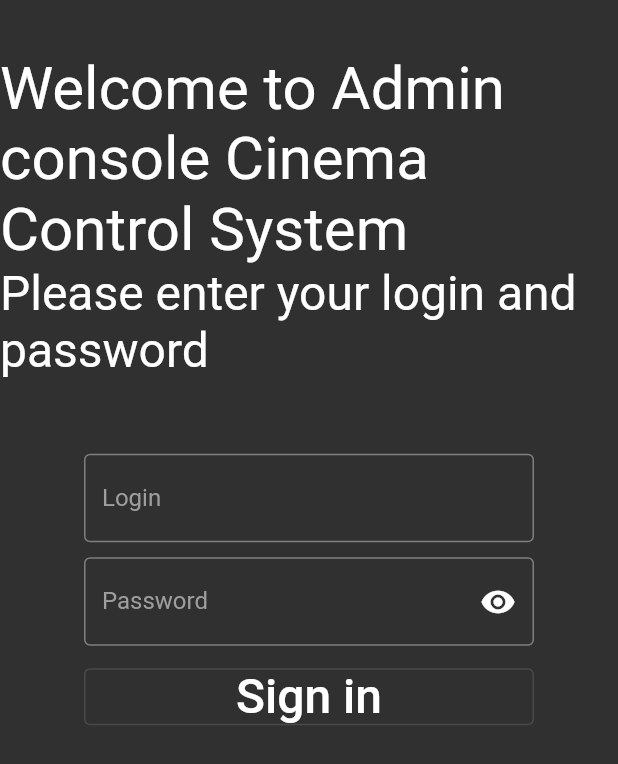
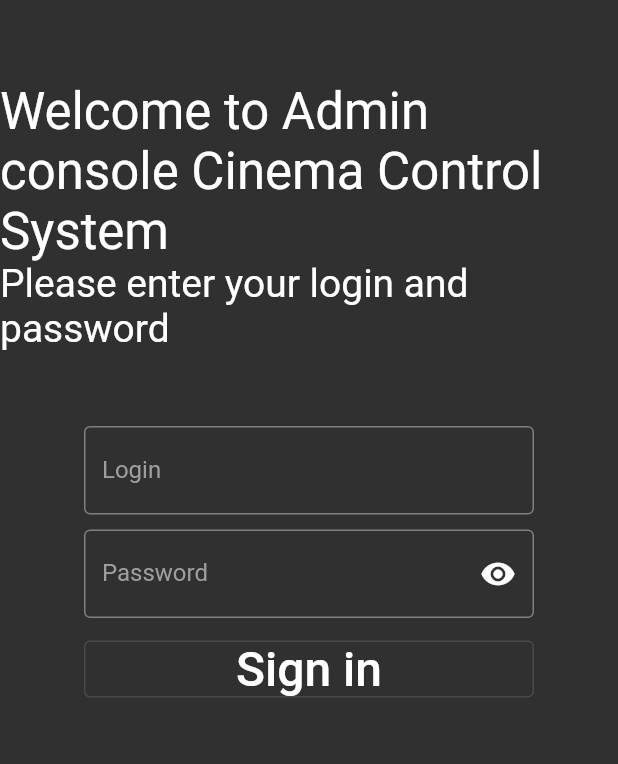
Before and after one commit to EgorShiryaev/CCS_admin_website, a Flutter app: the screen it shows after launch, on a phone screen of 412 x 824 dp. Shown: the top 764 px of the screen. Run offline on Flutter 3.47's test engine with Material 2 defaults, Android fonts, the phone set to English and light mode, and no system bars; our stand-ins replace firebase_core; accounts and stored records are empty.

Commit message:
add sign state

```diff
--- a/lib/admin_website.dart
+++ b/lib/admin_website.dart
@@ -1,11 +1,6 @@
-// ignore_for_file: prefer_const_constructors
-
-import 'dart:developer';
-
-import 'package:cloud_firestore/cloud_firestore.dart';
+import 'package:admin_website/pages/sign_in_page.dart';
 import 'package:flutter/material.dart';
 
-// ignore: must_be_immutable
 class AdminWebsite extends StatefulWidget {
   const AdminWebsite({Key? key}) : super(key: key);
 
@@ -14,133 +9,21 @@ class AdminWebsite extends StatefulWidget {
 }
 
 class _AdminWebsiteState extends State<AdminWebsite> {
-  TextEditingController loginController = TextEditingController();
-  TextEditingController passController = TextEditingController();
-
-  bool passwordIsUnvisible = true;
-  bool isLoading = false;
-
-  changePasswordIsUnvisible() {
-    setState(() {
-      passwordIsUnvisible = !passwordIsUnvisible;
-    });
-  }
-
   @override
   Widget build(BuildContext context) {
     return MaterialApp(
       title: 'Admin website',
       theme: ThemeData.dark(),
-      home: Scaffold(
-        body: Stack(
-          children: [
-            Center(
-              child: Column(
-                mainAxisAlignment: MainAxisAlignment.center,
-                children: [
-                  Text('Welcome to Admin console Cinema Control System', style: Styles.header),
-                  Text('Please enter your login and password', style: Styles.header2),
-                  SizedBox(height: 50),
-                  SizedBox(
-                    width: 300,
-                    child: Column(
-                      children: [
-                        TextField(
-                          controller: loginController,
-                          cursorColor: Styles.inputFocusColor,
-                          decoration: Styles.loginInputDecoration,
-                        ),
-                        SizedBox(height: 10),
-                        TextField(
-                          controller: passController,
-                          obscureText: passwordIsUnvisible,
-                          cursorColor: Styles.inputFocusColor,
-                          decoration: Styles.createPasswordInputDecoration(
-                            unvisibility: passwordIsUnvisible,
-                            tapIconFunction: changePasswordIsUnvisible,
-                          ),
-                        ),
-                        SizedBox(height: 10),
-                        OutlinedButton(
-                          onPressed: _signIn,
-                          child: SizedBox(
-                            width: 300,
-                            child: Center(
-                              child: Text(
-                                'Sign in',
-                                style: Styles.header2,
-                              ),
-                            ),
-                          ),
-                        )
-                      ],
-                    ),
-                  ),
-                  SizedBox(height: 300)
-                ],
-              ),
-            ),
-            isLoading
-                ? Center(
-                    child: Container(
-                      width: 1000,
-                      height: 1000,
-                      color: Color.fromRGBO(255, 255, 255, 0),
-                      child: Center(
-                        child: CircularProgressIndicator(),
-                      ),
-                    ),
-                  )
-                : SizedBox()
-          ],
-        ),
-      ),
-    );
-  }
-
-  _signIn() {
-    log('Login: ${loginController.text}');
-    log('Password: ${passController.text}');
-    CollectionReference users = FirebaseFirestore.instance.collection('users');
-    setState(() {
-      isLoading = true;
-    });
-  }
-}
-
-class Styles {
-  static const header = TextStyle(fontSize: 40, color: Colors.white);
-  static const header2 = TextStyle(fontSize: 32, color: Colors.white);
-
-  static const inputFocusColor = Colors.white;
-  static const inputColor = Colors.grey;
-
-  static const loginInputDecoration = InputDecoration(
-    labelText: 'Login',
-    // Unfocused
-    labelStyle: TextStyle(color: inputColor),
-    border: OutlineInputBorder(borderSide: BorderSide(color: inputColor)),
-    // Focused
-    floatingLabelStyle: TextStyle(color: inputFocusColor),
-    focusedBorder: OutlineInputBorder(borderSide: BorderSide(color: Colors.white)),
-  );
-
-  static createPasswordInputDecoration({required unvisibility, required tapIconFunction}) {
-    return InputDecoration(
-      labelText: 'Password',
-      // Unfocused
-      labelStyle: TextStyle(color: inputColor),
-      border: OutlineInputBorder(borderSide: BorderSide(color: inputColor)),
-      // Focused
-      floatingLabelStyle: TextStyle(color: inputFocusColor),
-      focusedBorder: OutlineInputBorder(borderSide: BorderSide(color: Colors.white)),
-      suffixIcon: IconButton(
-        icon: Icon(
-          unvisibility ? Icons.visibility : Icons.visibility_off,
-          color: inputFocusColor,
-        ),
-        onPressed: tapIconFunction,
-      ),
+      debugShowCheckedModeBanner: false,
+      initialRoute: '/SignIn',
+      onGenerateRoute: (settings) {
+        switch (settings.name) {
+          case '/SignIn':
+            return MaterialPageRoute(builder: (_) => const SignInPage());
+          default:
+            return null;
+        }
+      },
     );
   }
 }
--- a/lib/main.dart
+++ b/lib/main.dart
@@ -1,4 +1,4 @@
-import 'package:admin_website/firebase_config.dart';
+import 'package:admin_website/.config/firebase_config.dart';
 import 'package:firebase_core/firebase_core.dart';
 import 'package:flutter/material.dart';
 
@@ -7,6 +7,5 @@ import 'admin_website.dart';
 Future<void> main(List<String> args) async {
   WidgetsFlutterBinding.ensureInitialized();
   await Firebase.initializeApp(options: DefaultFirebaseConfig.platformOptions);
-
-  runApp(AdminWebsite());
+  runApp(const AdminWebsite());
 }
--- /dev/null
+++ b/lib/pages/sign_in_page.dart
@@ -0,0 +1,33 @@
+import 'package:admin_website/widgets/sign_in_widget.dart';
+import 'package:flutter/material.dart';
+
+class SignInPage extends StatelessWidget {
+  const SignInPage({Key? key}) : super(key: key);
+
+  @override
+  Widget build(BuildContext context) {
+    return Scaffold(
+      body: Stack(
+        children: [
+          Center(
+            child: Column(
+              mainAxisAlignment: MainAxisAlignment.center,
+              children: const [
+                Text('Welcome to Admin console Cinema Control System', style: Styles.header),
+                Text('Please enter your login and password', style: Styles.header2),
+                SizedBox(height: 50),
+                SizedBox(width: 300, child: SignInWidget()),
+                SizedBox(height: 300)
+              ],
+            ),
+          ),
+        ],
+      ),
+    );
+  }
+}
+
+class Styles {
+  static const header = TextStyle(fontSize: 34, color: Colors.white);
+  static const header2 = TextStyle(fontSize: 26, color: Colors.white);
+}
--- /dev/null
+++ b/lib/providers/sign_in/state.dart
@@ -0,0 +1,15 @@
+class SignInState {}
+
+class Loading extends SignInState {}
+
+class Loaded extends SignInState {
+  final bool isSignIn;
+
+  Loaded({required this.isSignIn});
+}
+
+class Error extends SignInState {
+  final String message;
+
+  Error({required this.message});
+}
--- /dev/null
+++ b/lib/widgets/sign_in_widget.dart
@@ -0,0 +1,100 @@
+import 'dart:developer';
+
+import 'package:flutter/material.dart';
+
+class SignInWidget extends StatefulWidget {
+  const SignInWidget({Key? key}) : super(key: key);
+
+  @override
+  _SignInWidgetState createState() => _SignInWidgetState();
+}
+
+class _SignInWidgetState extends State<SignInWidget> {
+  TextEditingController loginController = TextEditingController();
+  TextEditingController passController = TextEditingController();
+
+  bool passwordIsUnvisible = true;
+
+  changePasswordIsUnvisible() {
+    setState(() {
+      passwordIsUnvisible = !passwordIsUnvisible;
+    });
+  }
+
+  @override
+  Widget build(BuildContext context) {
+    return Column(
+      children: [
+        TextField(
+          controller: loginController,
+          cursorColor: Styles.inputFocusColor,
+          decoration: Styles.loginInputDecoration,
+        ),
+        const SizedBox(height: 10),
+        TextField(
+          controller: passController,
+          obscureText: passwordIsUnvisible,
+          cursorColor: Styles.inputFocusColor,
+          decoration: Styles.createPasswordInputDecoration(
+            unvisibility: passwordIsUnvisible,
+            tapIconFunction: changePasswordIsUnvisible,
+          ),
+        ),
+        const SizedBox(height: 10),
+        OutlinedButton(
+          onPressed: _signIn,
+          child: const SizedBox(
+            width: 300,
+            child: Center(
+              child: Text(
+                'Sign in',
+                style: Styles.header2,
+              ),
+            ),
+          ),
+        )
+      ],
+    );
+  }
+
+  _signIn() {
+    log('Login: ${loginController.text}');
+    log('Password: ${passController.text}');
+  }
+}
+
+class Styles {
+  static const header2 = TextStyle(fontSize: 32, color: Colors.white);
+
+  static const inputFocusColor = Colors.white;
+  static const inputColor = Colors.grey;
+
+  static const loginInputDecoration = InputDecoration(
+    labelText: 'Login',
+    // Unfocused
+    labelStyle: TextStyle(color: inputColor),
+    border: OutlineInputBorder(borderSide: BorderSide(color: inputColor)),
+    // Focused
+    floatingLabelStyle: TextStyle(color: inputFocusColor),
+    focusedBorder: OutlineInputBorder(borderSide: BorderSide(color: Colors.white)),
+  );
+
+  static createPasswordInputDecoration({required unvisibility, required tapIconFunction}) {
+    return InputDecoration(
+      labelText: 'Password',
+      // Unfocused
+      labelStyle: TextStyle(color: inputColor),
+      border: OutlineInputBorder(borderSide: BorderSide(color: inputColor)),
+      // Focused
+      floatingLabelStyle: TextStyle(color: inputFocusColor),
+      focusedBorder: OutlineInputBorder(borderSide: BorderSide(color: Colors.white)),
+      suffixIcon: IconButton(
+        icon: Icon(
+          unvisibility ? Icons.visibility : Icons.visibility_off,
+          color: inputFocusColor,
+        ),
+        onPressed: tapIconFunction,
+      ),
+    );
+  }
+}
--- a/pubspec.yaml
+++ b/pubspec.yaml
@@ -36,6 +36,7 @@ dependencies:
   cupertino_icons: ^1.0.2
   firebase_core: ^1.10.0
   cloud_firestore: ^3.1.0
+  provider: ^6.0.1
 
 dev_dependencies:
   flutter_test:
```
Also changed, not shown: lib/.config/firebase_config.dart (renamed from lib/firebase_config.dart), lib/providers/sign_in/sign_in_cubit.dart (added), pubspec.lock.
